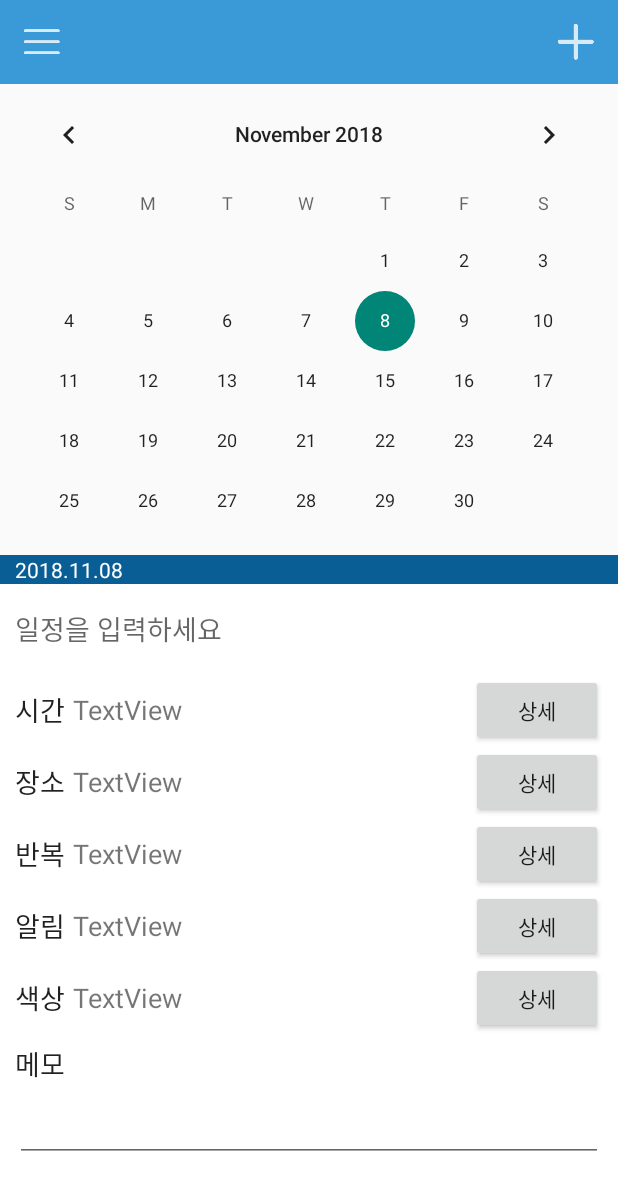
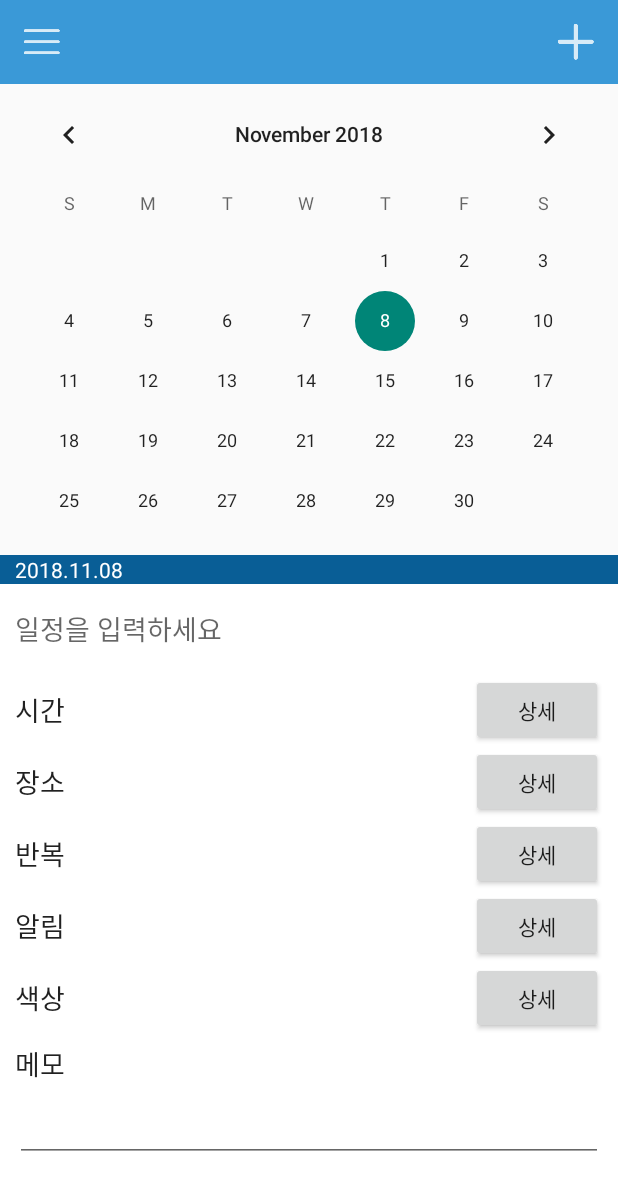
Before and after one commit to plainswalker/FixMe, an Android app: the fragment ScheduleFragment placed in its activity, on a phone screen of 412 x 824 dp. Shown: the top 1190 px of the screen. Run offline under Robolectric (Android 15) with nearby library versions, the phone set to English and light mode, and no system bars.

Commit message:
ui textview semple text removed

```diff
--- a/app/src/main/res/layout/activity_schedule_time.xml
+++ b/app/src/main/res/layout/activity_schedule_time.xml
@@ -59,7 +59,6 @@
             android:layout_height="match_parent"
             android:gravity="center_vertical"
             android:paddingRight="10dp"
-            android:text="TextView"
             android:textSize="18sp" />
 
         <TextView
@@ -67,7 +66,6 @@
             android:layout_width="wrap_content"
             android:layout_height="match_parent"
             android:gravity="center_vertical"
-            android:text="TextView"
             android:textSize="18sp" />
 
     </LinearLayout>
@@ -94,7 +92,6 @@
             android:layout_height="match_parent"
             android:gravity="center_vertical"
             android:paddingRight="10dp"
-            android:text="TextView"
             android:textSize="18sp" />
 
         <TextView
@@ -102,7 +99,6 @@
             android:layout_width="wrap_content"
             android:layout_height="match_parent"
             android:gravity="center_vertical"
-            android:text="TextView"
             android:textSize="18sp" />
 
     </LinearLayout>
--- a/app/src/main/res/layout/activity_settings_opacity.xml
+++ b/app/src/main/res/layout/activity_settings_opacity.xml
@@ -49,7 +49,6 @@
         android:layout_width="wrap_content"
         android:layout_height="wrap_content"
         android:layout_marginStart="20dp"
-        android:text="TextView"
         app:layout_constraintEnd_toEndOf="parent"
         app:layout_constraintHorizontal_bias="0.0"
         app:layout_constraintStart_toStartOf="parent"
--- a/app/src/main/res/layout/fragment_schedule.xml
+++ b/app/src/main/res/layout/fragment_schedule.xml
@@ -56,7 +56,6 @@
                 android:layout_width="match_parent"
                 android:layout_height="match_parent"
                 android:gravity="center_vertical"
-                android:text="TextView"
                 android:textSize="18sp" />
 
             <Button
@@ -88,7 +87,6 @@
                 android:layout_width="match_parent"
                 android:layout_height="match_parent"
                 android:gravity="center_vertical"
-                android:text="TextView"
                 android:textSize="18sp" />
 
             <Button
@@ -121,7 +119,6 @@
                 android:layout_width="match_parent"
                 android:layout_height="match_parent"
                 android:gravity="center_vertical"
-                android:text="TextView"
                 android:textSize="18sp" />
 
             <Button
@@ -153,7 +150,6 @@
                 android:layout_width="match_parent"
                 android:layout_height="match_parent"
                 android:gravity="center_vertical"
-                android:text="TextView"
                 android:textSize="18sp" />
 
             <Button
@@ -186,7 +182,6 @@
                 android:layout_width="match_parent"
                 android:layout_height="match_parent"
                 android:gravity="center_vertical"
-                android:text="TextView"
                 android:textSize="18sp" />
 
             <Button
```
